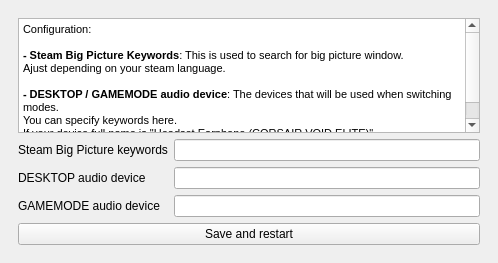
Above: design.ui from Odizinne/bigpicturetv before the change. Below: the same form after it.
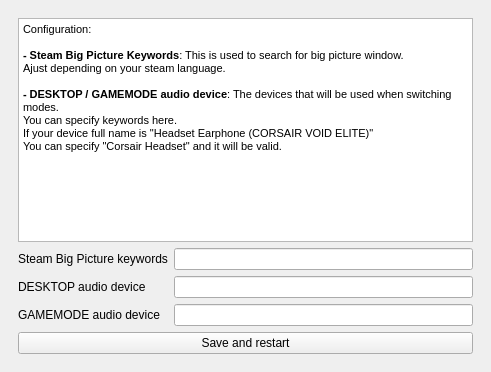
That is the form after the change.

Commit message: steam themed settings window

```diff
--- a/design.ui
+++ b/design.ui
@@ -6,10 +6,16 @@
    <rect>
     <x>0</x>
     <y>0</y>
-    <width>498</width>
-    <height>263</height>
+    <width>491</width>
+    <height>372</height>
    </rect>
   </property>
+  <property name="sizePolicy">
+   <sizepolicy hsizetype="Preferred" vsizetype="Preferred">
+    <horstretch>0</horstretch>
+    <verstretch>0</verstretch>
+   </sizepolicy>
+  </property>
   <property name="windowTitle">
    <string>MainWindow</string>
   </property>
```
Left out of the diff: 3 changed lines with no effect on the pictures. The commit also changes 2 other files.
